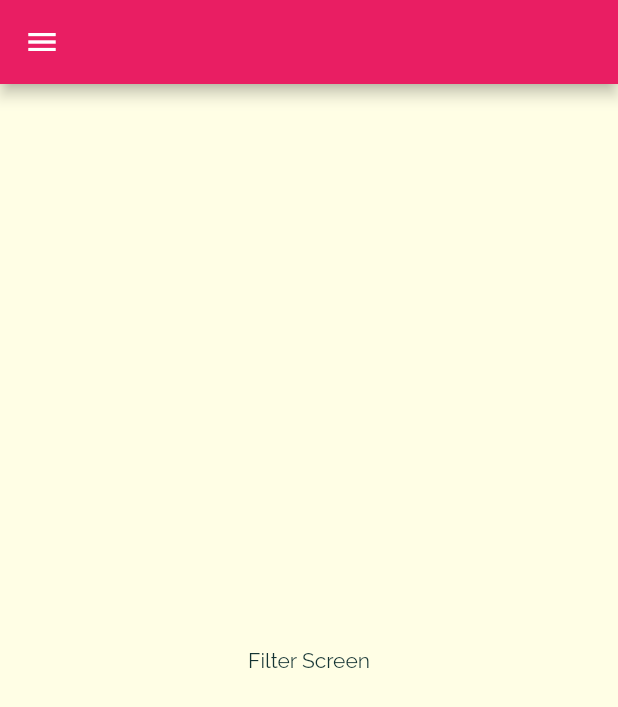
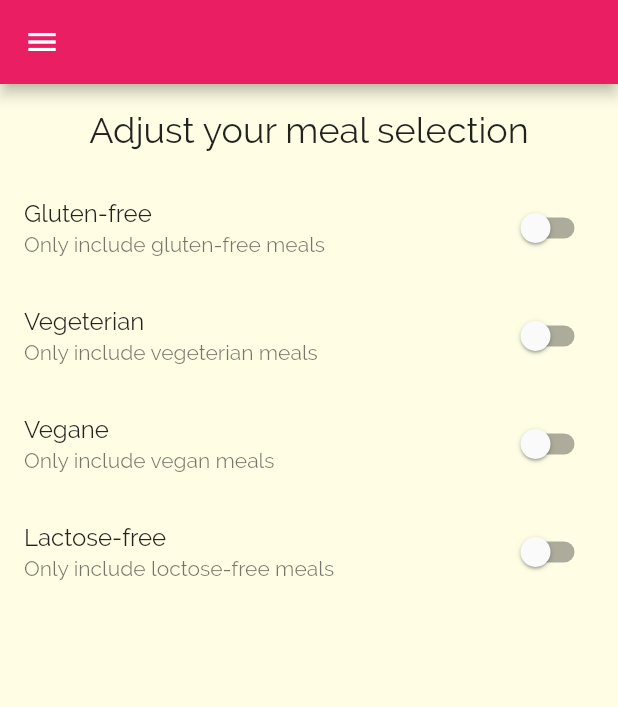
Before and after one commit to ImrulEmon/Meal-App, a Flutter app: the FiltersScreen screen opened by its route, on a phone screen of 412 x 824 dp. Shown: the top 707 px of the screen. Run offline on Flutter 3.47's test engine with Material 2 defaults, Android fonts, the phone set to English and light mode, and no system bars.

Commit message:
filter screen

```diff
--- a/lib/screens/filters_screen.dart
+++ b/lib/screens/filters_screen.dart
@@ -1,19 +1,95 @@
 import 'package:flutter/material.dart';
 import '../widgets/main_drawer_widget.dart';
+import '../constants/ml_constants.dart';
 
-class FiltersScreen extends StatelessWidget {
+class FiltersScreen extends StatefulWidget {
   const FiltersScreen({super.key});
   static const routeName = '/filters';
+
+  @override
+  State<FiltersScreen> createState() => _FiltersScreenState();
+}
+
+class _FiltersScreenState extends State<FiltersScreen> {
+  var _glutenFree = false;
+  var _vegetarian = false;
+  var _vegan = false;
+  var _lactoseFree = false;
+
+  Widget _buildSwitchListTile({
+    required String title,
+    required String description,
+    required bool currentValue,
+    required Function(bool) updateValue,
+  }) {
+    return SwitchListTile(
+      title: Text(title),
+      subtitle: Text(description),
+      value: currentValue,
+      onChanged: updateValue,
+    );
+  }
 
   @override
   Widget build(BuildContext context) {
     return Scaffold(
       appBar: AppBar(),
       drawer: const MainDrawerWidget(),
-      body: Center(
-        child: Text(
-          'Filter Screen',
-        ),
+      body: Column(
+        children: [
+          Container(
+            padding: const EdgeInsets.all(paddingDft),
+            child: Text(
+              'Adjust your meal selection',
+              style: Theme.of(context).textTheme.headline5,
+            ),
+          ),
+          Expanded(
+              child: ListView(
+            children: [
+              _buildSwitchListTile(
+                title: 'Gluten-free',
+                description: 'Only include gluten-free meals',
+                currentValue: _glutenFree,
+                updateValue: (newValue) {
+                  setState(() {
+                    _glutenFree = newValue;
+                  });
+                },
+              ),
+              _buildSwitchListTile(
+                title: 'Vegeterian',
+                description: 'Only include vegeterian meals',
+                currentValue: _vegetarian,
+                updateValue: (newValue) {
+                  setState(() {
+                    _vegetarian = newValue;
+                  });
+                },
+              ),
+              _buildSwitchListTile(
+                title: 'Vegane',
+                description: 'Only include vegan meals',
+                currentValue: _vegan,
+                updateValue: (newValue) {
+                  setState(() {
+                    _vegan = newValue;
+                  });
+                },
+              ),
+              _buildSwitchListTile(
+                title: 'Lactose-free',
+                description: 'Only include loctose-free meals',
+                currentValue: _lactoseFree,
+                updateValue: (newValue) {
+                  setState(() {
+                    _lactoseFree = newValue;
+                  });
+                },
+              ),
+            ],
+          ))
+        ],
       ),
     );
   }
--- a/lib/screens/home_tabs_bottom_screen.dart
+++ b/lib/screens/home_tabs_bottom_screen.dart
@@ -35,7 +35,7 @@ class _HomeTabsBottomScreenState extends State<HomeTabsBottomScreen> {
       appBar: AppBar(
         title: Text("WB-${_pages[_selectedPageIndex]['title']}"),
       ),
-      drawer: MainDrawerWidget(),
+      drawer: const MainDrawerWidget(),
       body: _pages[_selectedPageIndex]['page'],
       bottomNavigationBar: BottomNavigationBar(
         selectedItemColor: Colors.white,
--- a/lib/screens/meal_detail_screen.dart
+++ b/lib/screens/meal_detail_screen.dart
@@ -117,7 +117,7 @@ class MealDetailScreen extends StatelessWidget {
         onPressed: () {
           Navigator.of(context).pop(mealId);
         },
-        child: Icon(Icons.local_fire_department),
+        child: const Icon(Icons.local_fire_department),
       ),
     );
   }
```
